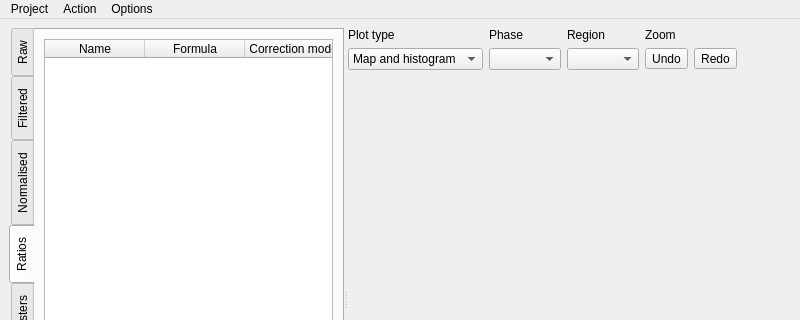
This is src/resources/ui_main_window.ui in ianthomas23/QACD-quack as Qt 5 draws it before an edit; both pictures show x 0 to 800 and y 0 to 320 of the 800 by 600 pixel window. The edited form follows.
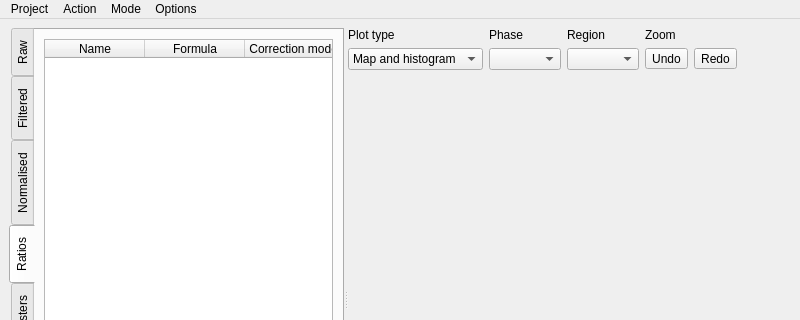
This is the edited form. Custom widgets are drawn as their Qt base class.

```diff
--- a/src/resources/ui_main_window.ui
+++ b/src/resources/ui_main_window.ui
@@ -778,8 +778,18 @@
     </property>
     <addaction name="actionDisplayOptions"/>
    </widget>
+   <widget class="QMenu" name="menuMode">
+    <property name="title">
+     <string>Mode</string>
+    </property>
+    <addaction name="actionModeZoom"/>
+    <addaction name="separator"/>
+    <addaction name="actionModeRegionRectangle"/>
+    <addaction name="actionModeRegionEllipse"/>
+   </widget>
    <addaction name="menuProject"/>
    <addaction name="menuAction"/>
+   <addaction name="menuMode"/>
    <addaction name="menuOptions"/>
   </widget>
   <widget class="QStatusBar" name="statusbar"/>
```
Left out of the diff: 24 changed lines with no effect on the pictures.
